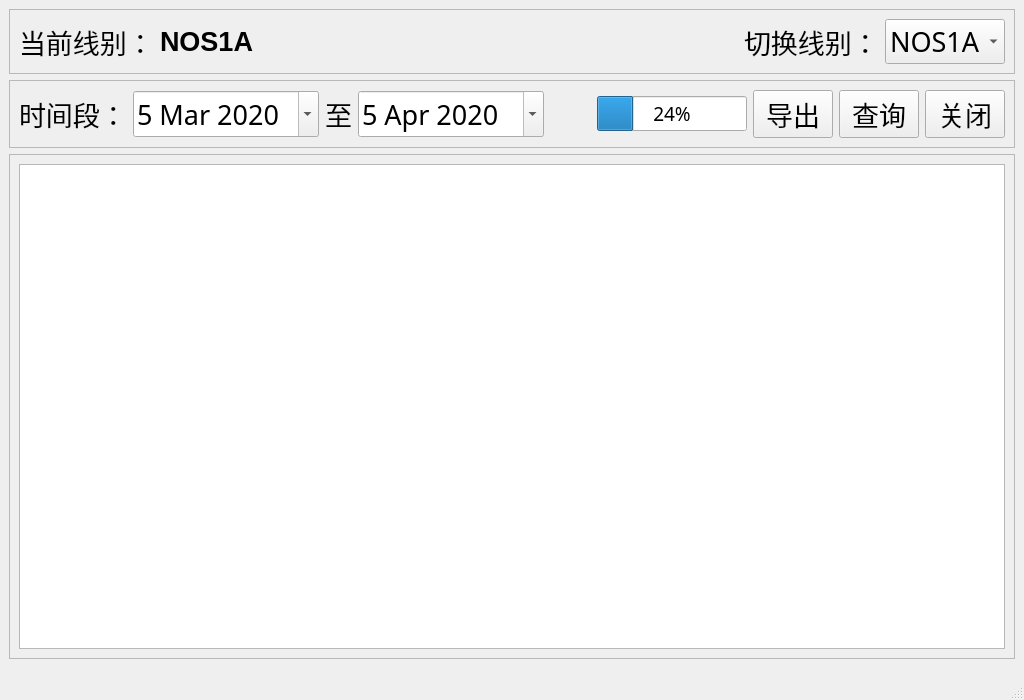
clang2you/packing_defective, file qt5_proj/monthlyDefStasticForm.ui: the form before one commit.
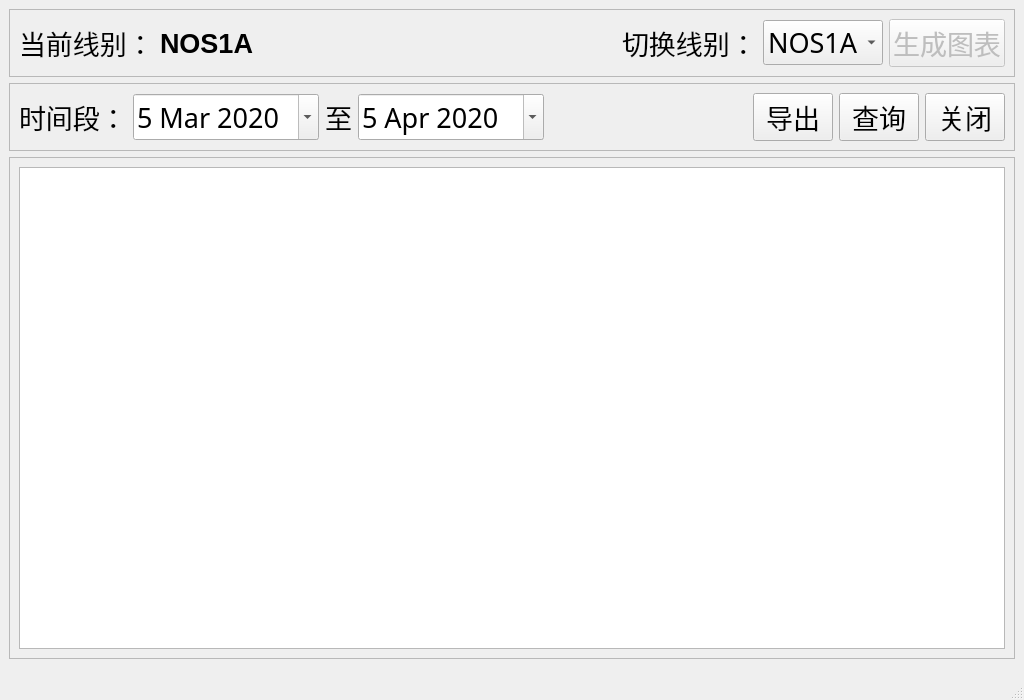
The form after the commit.

Diff of the .ui file:
```diff
--- a/qt5_proj/monthlyDefStasticForm.ui
+++ b/qt5_proj/monthlyDefStasticForm.ui
@@ -143,6 +143,21 @@
          </item>
         </widget>
        </item>
+       <item>
+        <widget class="QPushButton" name="pushButton_4">
+         <property name="enabled">
+          <bool>false</bool>
+         </property>
+         <property name="font">
+          <font>
+           <pointsize>20</pointsize>
+          </font>
+         </property>
+         <property name="text">
+          <string>生成图表</string>
+         </property>
+        </widget>
+       </item>
       </layout>
      </widget>
     </item>
@@ -245,25 +260,6 @@
          </property>
         </spacer>
        </item>
-       <item>
-        <widget class="QProgressBar" name="progressBar">
-         <property name="minimumSize">
-          <size>
-           <width>150</width>
-           <height>0</height>
-          </size>
-         </property>
-         <property name="maximumSize">
-          <size>
-           <width>200</width>
-           <height>16777215</height>
-          </size>
-         </property>
-         <property name="value">
-          <number>24</number>
-         </property>
-        </widget>
-       </item>
        <item>
         <widget class="QPushButton" name="pushButton">
          <property name="font">
```
